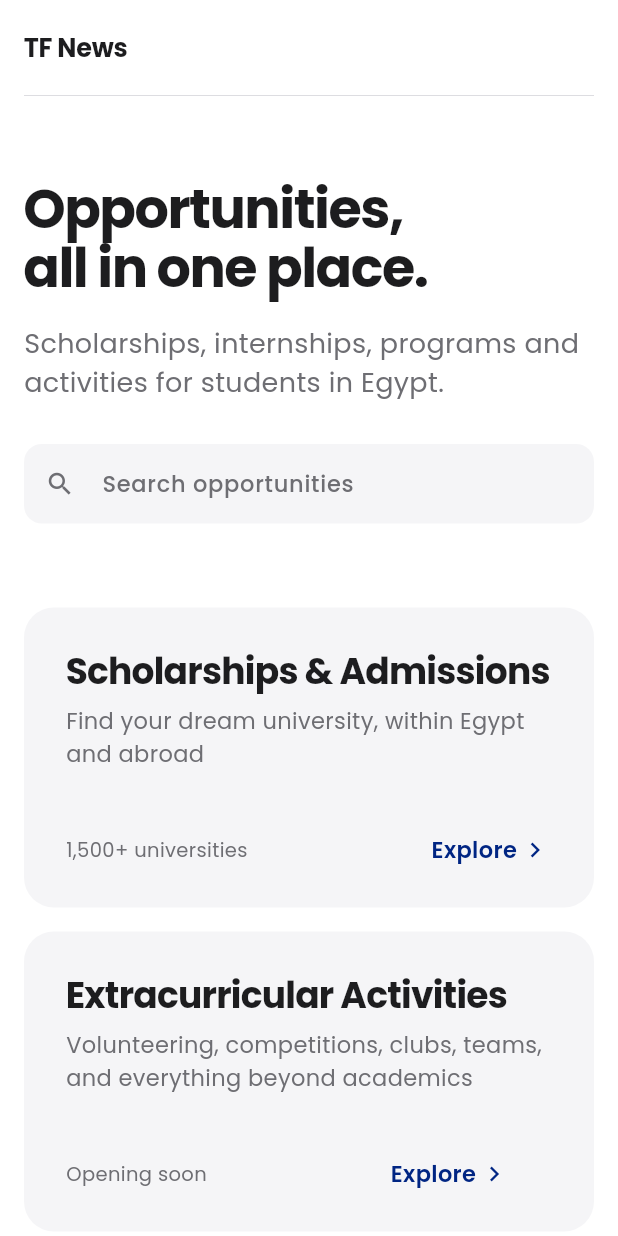
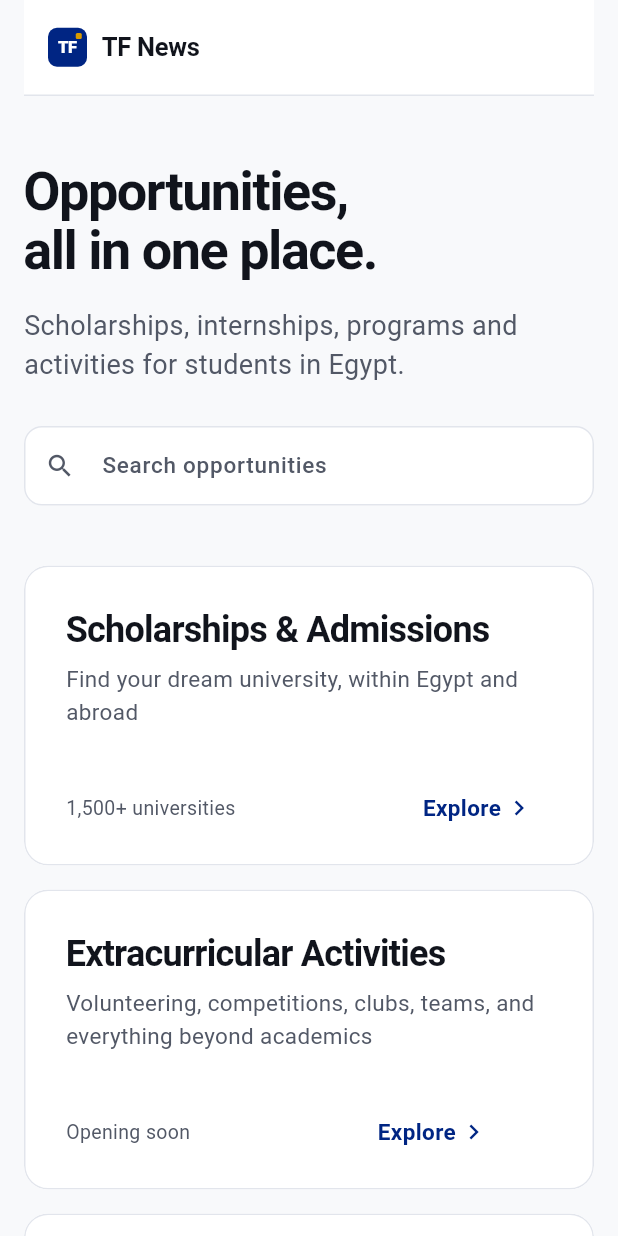
Before and after one commit to Mohammed-Farag-AbuZaid/TF-News, a Flutter app: the HomeScreen screen opened by its route, on a phone screen of 412 x 824 dp. Run offline on Flutter 3.47's test engine with Material 3 defaults, Android fonts, the phone set to English and light mode, and no system bars; our stand-ins replace cached_network_image, cloud_firestore, connectivity_plus, cross_file, firebase_auth, firebase_core and 9 more; accounts and stored records are empty; network calls fail.

Commit message:
feat(brand): unify theme palette, fix broken hex accent, add TF monogram header & card borders

```diff
--- a/lib/pages/home_page.dart
+++ b/lib/pages/home_page.dart
@@ -1,8 +1,6 @@
 // lib/pages/home_page.dart
-// Home: quiet, typographic layout. One accent colour (the TF navy), no shadows,
-// no per-section colours. Four equal section tiles, then two plain lists.
-// One Firestore read feeds counts, search, closing-soon and must-know.
-import 'package:cloud_firestore/cloud_firestore.dart';
+// Home: TF Sovereign Editorial layout. Royal Cobalt & Gold monogram identity,
+// elevated white widget cards on #F8F9FB canvas with crisp #E2E5EC borders.
 import 'package:flutter/material.dart';
 import 'package:get/get.dart';
 import 'package:tf_news/authentication/user_controller.dart';
@@ -11,10 +9,10 @@ import 'package:tf_news/pages/widgets.dart';
 import 'package:tf_news/utils/constants/colors.dart';
 import 'package:tf_news/utils/ui/tf_ui.dart';
 
-const Color _ink = Color(0xFF1D1D1F);
-const Color _muted = Color(0xFF6E6E73);
-const Color _tile = Color(0xFFF5F5F7);
-const Color _hair = Color(0xFFD2D2D7);
+const Color _ink = Color(0xFF11141C);
+const Color _muted = Color(0xFF525866);
+const Color _tile = Color(0xFFFFFFFF);
+const Color _hair = Color(0xFFE2E5EC);
 const Color _accent = TColors.primary;
 
 class _Feed {
@@ -104,7 +102,7 @@ class _HomeScreenState extends State<HomeScreen> {
   @override
   Widget build(BuildContext context) {
     return Scaffold(
-      backgroundColor: Colors.white,
+      backgroundColor: TfPalette.bg,
       body: SafeArea(
         child: FutureBuilder<_Feed>(
           future: _feed,
@@ -123,13 +121,13 @@ class _HomeScreenState extends State<HomeScreen> {
                     padding: EdgeInsets.fromLTRB(pad, 0, pad, 72),
                     children: [
                       _topBar(),
-                      SizedBox(height: small ? 56 : 88),
+                      SizedBox(height: small ? 44 : 68),
                       _intro(small),
                       const SizedBox(height: 28),
                       _search(feed),
-                      SizedBox(height: small ? 56 : 80),
+                      SizedBox(height: small ? 40 : 56),
                       _sectionGrid(small, loading, feed),
-                      SizedBox(height: small ? 64 : 96),
+                      SizedBox(height: small ? 48 : 68),
                       if (failed)
                         _loadError()
                       else
@@ -152,10 +150,48 @@ class _HomeScreenState extends State<HomeScreen> {
       height: 64,
       alignment: Alignment.centerLeft,
       decoration: const BoxDecoration(
-        border: Border(bottom: BorderSide(color: _hair, width: 0.5)),
+        color: _tile,
+        border: Border(bottom: BorderSide(color: _hair, width: 1)),
       ),
+      padding: const EdgeInsets.symmetric(horizontal: 16),
       child: Row(
         children: [
+          Container(
+            width: 26,
+            height: 26,
+            margin: const EdgeInsets.only(right: 10),
+            decoration: BoxDecoration(
+              color: _accent,
+              borderRadius: BorderRadius.circular(6),
+            ),
+            child: Stack(
+              children: [
+                const Center(
+                  child: Text(
+                    'TF',
+                    style: TextStyle(
+                      color: Colors.white,
+                      fontSize: 11,
+                      fontWeight: FontWeight.w800,
+                      letterSpacing: -0.4,
+                    ),
+                  ),
+                ),
+                Positioned(
+                  top: 3.5,
+                  right: 3.5,
+                  child: Container(
+                    width: 4,
+                    height: 4,
+                    decoration: BoxDecoration(
+                      color: TfPalette.gold,
+                      borderRadius: BorderRadius.circular(1),
+                    ),
+                  ),
+                ),
+              ],
+            ),
+          ),
           const Text(
             'TF News',
             style: TextStyle(
@@ -169,8 +205,18 @@ class _HomeScreenState extends State<HomeScreen> {
           Obx(() {
             final name = UserController.instance.user.value.firstName.trim();
             if (name.isEmpty) return const SizedBox.shrink();
-            return Text(name,
-                style: const TextStyle(color: _muted, fontSize: 14));
+            return Container(
+              padding: const EdgeInsets.symmetric(horizontal: 10, vertical: 5),
+              decoration: BoxDecoration(
+                color: TfPalette.bg,
+                borderRadius: BorderRadius.circular(8),
+                border: Border.all(color: _hair),
+              ),
+              child: Text(
+                name,
+                style: const TextStyle(color: _ink, fontSize: 13, fontWeight: FontWeight.w600),
+              ),
+            );
           }),
         ],
       ),
@@ -236,11 +282,11 @@ class _HomeScreenState extends State<HomeScreen> {
               contentPadding: const EdgeInsets.symmetric(vertical: 15),
               border: OutlineInputBorder(
                 borderRadius: BorderRadius.circular(12),
-                borderSide: BorderSide.none,
+                borderSide: const BorderSide(color: _hair),
               ),
               enabledBorder: OutlineInputBorder(
                 borderRadius: BorderRadius.circular(12),
-                borderSide: BorderSide.none,
+                borderSide: const BorderSide(color: _hair),
               ),
               focusedBorder: OutlineInputBorder(
                 borderRadius: BorderRadius.circular(12),
@@ -257,7 +303,17 @@ class _HomeScreenState extends State<HomeScreen> {
                     style: TextStyle(color: _muted)),
               )
             else
-              for (final o in results) _Row(o: o, showCategory: true),
+              Container(
+                padding: const EdgeInsets.symmetric(horizontal: 16),
+                decoration: BoxDecoration(
+                  color: _tile,
+                  borderRadius: BorderRadius.circular(14),
+                  border: Border.all(color: _hair),
+                ),
+                child: Column(
+                  children: [for (final o in results) _Row(o: o, showCategory: true)],
+                ),
+              ),
           ],
         ],
       ),
@@ -313,16 +369,23 @@ class _HomeScreenState extends State<HomeScreen> {
         crossAxisAlignment: CrossAxisAlignment.start,
         children: [
           Expanded(child: closing),
-          const SizedBox(width: 56),
+          const SizedBox(width: 24),
           Expanded(child: must),
         ],
       );
     }
-    return Column(children: [closing, const SizedBox(height: 56), must]);
+    return Column(children: [closing, const SizedBox(height: 24), must]);
   }
 
   Widget _listBlock(String title, List<Widget> rows) {
-    return Column(
+    return Container(
+      padding: const EdgeInsets.all(24),
+      decoration: BoxDecoration(
+        color: _tile,
+        borderRadius: BorderRadius.circular(16),
+        border: Border.all(color: _hair),
+      ),
+      child: Column(
         crossAxisAlignment: CrossAxisAlignment.start,
         children: [
           Semantics(
@@ -330,10 +393,10 @@ class _HomeScreenState extends State<HomeScreen> {
             child: Text(
               title,
               style: const TextStyle(
-              fontSize: 28,
+                fontSize: 22,
                 fontWeight: FontWeight.w700,
                 color: _ink,
-              letterSpacing: -0.6,
+                letterSpacing: -0.4,
               ),
             ),
           ),
@@ -341,6 +404,7 @@ class _HomeScreenState extends State<HomeScreen> {
           const Divider(height: 1, thickness: 0.5, color: _hair),
           ...rows,
         ],
+      ),
     );
   }
 
@@ -359,7 +423,7 @@ class _HomeScreenState extends State<HomeScreen> {
   }
 }
 
-/// One section, same tile for all four.
+/// One section, elevated white card with crisp #E2E5EC border.
 class _SectionTile extends StatelessWidget {
   final OpportunitySection section;
   final String? stat; // null = still loading or failed
@@ -379,11 +443,14 @@ class _SectionTile extends StatelessWidget {
       excludeSemantics: true,
       child: Material(
         color: _tile,
-        borderRadius: BorderRadius.circular(20),
+        shape: RoundedRectangleBorder(
+          borderRadius: BorderRadius.circular(16),
+          side: const BorderSide(color: _hair),
+        ),
         clipBehavior: Clip.antiAlias,
         child: InkWell(
           onTap: () => Get.toNamed(section.route),
-          hoverColor: const Color(0x0A000000),
+          hoverColor: const Color(0x06002583),
           child: Padding(
             padding: const EdgeInsets.all(28),
             child: Column(
@@ -454,7 +521,7 @@ class _Row extends StatelessWidget {
       children: [
         InkWell(
           onTap: () => Get.toNamed('/opportunity/${o.id}'),
-          hoverColor: const Color(0x08000000),
+          hoverColor: const Color(0x06002583),
           child: Padding(
             padding: const EdgeInsets.symmetric(vertical: 16, horizontal: 2),
             child: Row(
--- a/lib/utils/constants/colors.dart
+++ b/lib/utils/constants/colors.dart
@@ -1,63 +1,61 @@
 import 'package:flutter/material.dart';
 
+/// TF Unions Sovereign Editorial Palette (`tf_news`)
 class TColors {
   TColors._();
 
-  // App Basic Colors (الألوان الأساسية لهوية التطبيق)
+  // Brand Core
+  static const Color primary = Color(0xFF002583);       // TF Royal Cobalt
+  static const Color primaryDark = Color(0xFF001B61);
+  static const Color secondry = Color(0xFFD99B00);      // TF Academic Gold
+  static const Color accent = Color(0xFF002583);        // Fixed 8-digit hex cobalt accent
 
-  static const Color primary = Color(0xff002583);
-  static const Color secondry = Color(0xffffE24b);
-  static const Color accent = Color(0x0ffbc7ff);
-
-  // Text Colors (ألوان النصوص في كل الشاشات)
-
-  static const Color textprimary = Color(0XFF333333);
-  static const Color textsecondry = Color(0XFF6C757D);
+  // Typography & Ink
+  static const Color textprimary = Color(0xFF11141C);   // Deep Ink
+  static const Color textsecondry = Color(0xFF525866);  // Slate Copy
   static const Color textwhite = Colors.white;
 
-  // Background Colors (ألوان خلفيات الصفحات بالكامل)
+  // Background Surfaces
+  static const Color light = Color(0xFFF8F9FB);         // Elevated Canvas
+  static const Color dark = Color(0xFF0B1120);
+  static const Color primaryBackground = Color(0xFFF8F9FB);
 
-  static const Color light = Color(0XFFF6F6F6);
-  static const Color dark = Color(0XFF272727);
-  static const Color primaryBackground = Color(0XFFF3F5FF);
+  // Containers & Cards
+  static const Color lightContainer = Color(0xFFFFFFFF); // Pure White Widget Card
+  static const Color surfaceAlt = Color(0xFFF3F5F8);
+  static Color darkContainer = const Color(0xFF111827);
 
-  // Background Container Colors
-  static const Color lightContainer = Color(0xFFF6F6F6);
-  static Color darkContainer = Colors.white.withValues(alpha: 0.1);
+  // Buttons
+  static const Color buttonPrimary = Color(0xFF002583);
+  static const Color buttonSecondary = Color(0xFFD99B00);
+  static const Color buttonDisabled = Color(0xFFC5CAD6);
 
-  // Button Colors
-  static const Color buttonPrimary = Color(0xFF4b68ff);
-  static const Color buttonSecondary = Color(0xFF6C757D);
-  static const Color buttonDisabled = Color(0xFFC4C4C4);
+  // Structural Borders
+  static const Color borderPrimary = Color(0xFFE2E5EC);
+  static const Color borderSecondary = Color(0xFFC5CAD6);
 
-  // Border Colors
-  static const Color borderPrimary = Color(0xFFD9D9D9);
-  static const Color borderSecondary = Color(0xFFE6E6E6);
-
-  // Error and Validation Colors
-  static const Color error = Color(0xFFD32F2F);
-  static const Color success = Color(0xFF388E3C);
-  static const Color warning = Color(0xFFF57C00);
-  static const Color info = Color(0xFF1976D2);
+  // Semantics
+  static const Color error = Color(0xFFB91C1C);
+  static const Color success = Color(0xFF15803D);
+  static const Color warning = Color(0xFFB45309);
+  static const Color info = Color(0xFF002583);
 
   // Neutral Shades
-  static const Color black = Color(0xFF232323);
-  static const Color darkerGrey = Color(0xFF4F4F4F);
-  static const Color darkGrey = Color(0xFF939393);
-  static const Color grey = Color(0xFFE0E0E0);
-  static const Color softgrey = Color(0xfff4f4f4);
-  static const Color lightgrey = Color(0xfff9f9f9);
-  static const Color white = Color(0xffffffff);
+  static const Color black = Color(0xFF11141C);
+  static const Color darkerGrey = Color(0xFF2E3138);
+  static const Color darkGrey = Color(0xFF525866);
+  static const Color grey = Color(0xFF7A8191);
+  static const Color softgrey = Color(0xFFF3F5F8);
+  static const Color lightgrey = Color(0xFFF8F9FB);
+  static const Color white = Color(0xFFFFFFFF);
 
-
-  // Gradient Colors
+  // Subtle Royal Surface Gradient
   static const Gradient linearGradient = LinearGradient(
-    begin: Alignment(0.0, 0.0),
-    end: Alignment(0.707, -0.707),
+    begin: Alignment.topLeft,
+    end: Alignment.bottomRight,
     colors: [
-      Color(0xFFFF9A9E),
-      Color(0xFFFAD0C4),
-      Color(0xFFFAD0C4),
+      Color(0xFF002583),
+      Color(0xFF001B61),
     ],
   );
 }
--- a/lib/utils/theme/theme.dart
+++ b/lib/utils/theme/theme.dart
@@ -1,4 +1,5 @@
 import 'package:flutter/material.dart';
+import 'package:tf_news/utils/constants/colors.dart';
 
 import 'custom_themes/appbar_theme.dart';
 import 'custom_themes/bottom_sheet_theme.dart';
@@ -15,10 +16,15 @@ class TAppTheme {
   /// -- Light Theme
   static ThemeData lightTheme = ThemeData(
     useMaterial3: true,
-    fontFamily: 'Poppins',
     brightness: Brightness.light,
-    primaryColor: Colors.blue,
-    scaffoldBackgroundColor: Colors.white,
+    primaryColor: TColors.primary,
+    scaffoldBackgroundColor: TColors.light,
+    colorScheme: const ColorScheme.light(
+      primary: TColors.primary,
+      secondary: TColors.secondry,
+      surface: TColors.lightContainer,
+      onSurface: TColors.textprimary,
+    ),
     textTheme: TTextTheme.lightTextTheme,
     chipTheme: TChipTheme.lightChipTheme,
     appBarTheme: TAppBarTheme.lightAppBarTheme,
@@ -32,10 +38,14 @@ class TAppTheme {
   /// -- Dark Theme
   static ThemeData darkTheme = ThemeData(
     useMaterial3: true,
-    fontFamily: 'Poppins',
     brightness: Brightness.dark,
-    primaryColor: Colors.blue,
-    scaffoldBackgroundColor: Colors.black,
+    primaryColor: TColors.primary,
+    scaffoldBackgroundColor: TColors.dark,
+    colorScheme: const ColorScheme.dark(
+      primary: TColors.primary,
+      secondary: TColors.secondry,
+      surface: Color(0xFF111827),
+    ),
     textTheme: TTextTheme.darkTextTheme,
     chipTheme: TChipTheme.darkChipTheme,
     appBarTheme: TAppBarTheme.darkAppBarTheme,
--- a/lib/utils/ui/tf_ui.dart
+++ b/lib/utils/ui/tf_ui.dart
@@ -13,10 +13,19 @@ import 'package:tf_news/utils/constants/colors.dart';
 // Colours (all pass WCAG AA contrast on white)
 // ---------------------------------------------------------------------------
 
-const Color kInk = Color(0xFF111827); // main text
-const Color kMuted = Color(0xFF6B7280); // secondary text (4.8:1 on white)
-const Color kBorder = Color(0xFFE5E7EB);
-const Color kSurface = Color(0xFFF9FAFB);
+class TfPalette {
+  TfPalette._();
+  static const Color bg = Color(0xFFF8F9FB);
+  static const Color surface = Color(0xFFFFFFFF);
+  static const Color border = Color(0xFFE2E5EC);
+  static const Color accent = Color(0xFF002583);
+  static const Color gold = Color(0xFFD99B00);
+}
+
+const Color kInk = Color(0xFF11141C); // main text
+const Color kMuted = Color(0xFF525866); // secondary text
+const Color kBorder = Color(0xFFE2E5EC);
+const Color kSurface = Color(0xFFF8F9FB);
 const Color kGood = Color(0xFF15803D); // green: open / full coverage
 const Color kWarn = Color(0xFFB45309); // amber: closing soon / partial
 const Color kBad = Color(0xFFB91C1C); // red: urgent / must-know
```
Also changed, not shown: 1 other file. Lines whose indentation alone changed are shown as unchanged.
